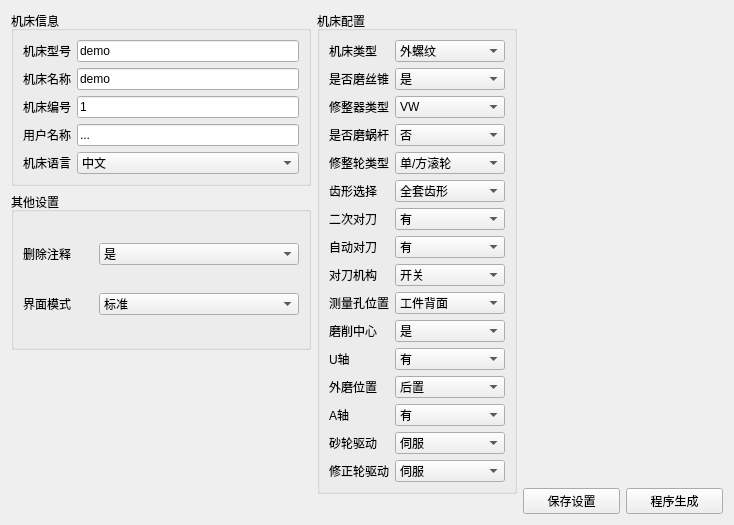
The window that creatorwindow.ui (nie11kun/HorizonJuicerCreator) describes before a commit, drawn with Qt 5.
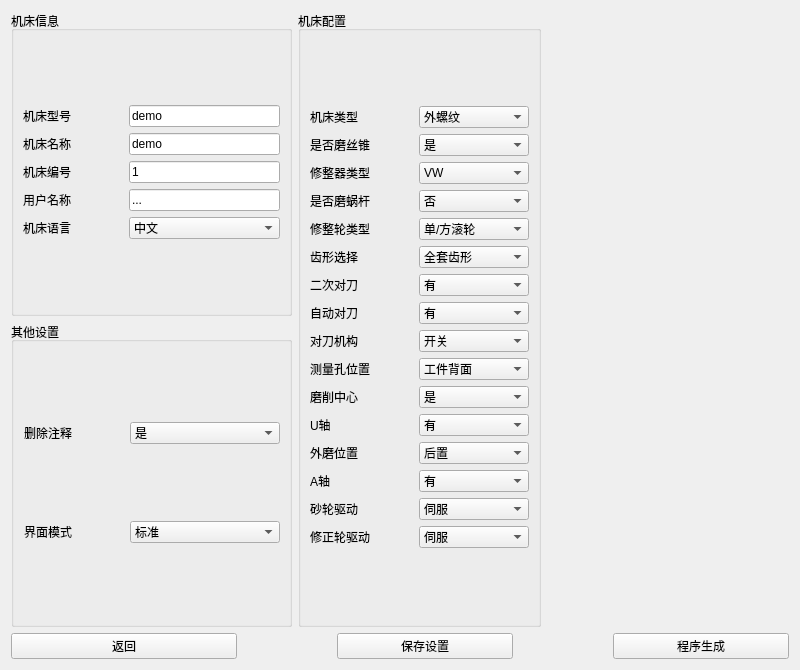
The same window after the commit.

Patch:
```diff
--- a/creatorwindow.ui
+++ b/creatorwindow.ui
@@ -6,19 +6,30 @@
    <rect>
     <x>0</x>
     <y>0</y>
-    <width>881</width>
-    <height>701</height>
+    <width>800</width>
+    <height>670</height>
    </rect>
   </property>
+  <property name="minimumSize">
+   <size>
+    <width>0</width>
+    <height>0</height>
+   </size>
+  </property>
   <property name="windowTitle">
    <string>Form</string>
   </property>
-  <layout class="QHBoxLayout" name="horizontalLayout_2">
+  <property name="styleSheet">
+   <string notr="true"/>
+  </property>
+  <layout class="QVBoxLayout" name="verticalLayout_6">
    <property name="sizeConstraint">
-    <enum>QLayout::SetFixedSize</enum>
+    <enum>QLayout::SetDefaultConstraint</enum>
    </property>
    <item>
-    <layout class="QVBoxLayout" name="verticalLayout_10">
+    <layout class="QHBoxLayout" name="horizontalLayout_2" stretch="1,1,1">
+     <item>
+      <layout class="QVBoxLayout" name="verticalLayout_8">
      <item>
       <widget class="QGroupBox" name="groupBoxMachineInfo">
        <property name="maximumSize">
@@ -35,6 +46,12 @@
          <layout class="QVBoxLayout" name="verticalLayout_2">
           <item>
            <widget class="QLineEdit" name="lineEditMachineName">
+              <property name="minimumSize">
+               <size>
+                <width>150</width>
+                <height>0</height>
+               </size>
+              </property>
             <property name="text">
              <string>demo</string>
             </property>
@@ -81,6 +98,12 @@
          <layout class="QVBoxLayout" name="verticalLayout">
           <item>
            <widget class="QLabel" name="labelMachineName">
+              <property name="minimumSize">
+               <size>
+                <width>100</width>
+                <height>0</height>
+               </size>
+              </property>
             <property name="text">
              <string>机床型号</string>
             </property>
@@ -102,6 +125,12 @@
           </item>
           <item>
            <widget class="QLabel" name="labelCustomInfo">
+              <property name="minimumSize">
+               <size>
+                <width>0</width>
+                <height>0</height>
+               </size>
+              </property>
             <property name="text">
              <string>用户名称</string>
             </property>
@@ -123,7 +152,7 @@
       <widget class="QGroupBox" name="groupBox">
        <property name="minimumSize">
         <size>
-         <width>300</width>
+           <width>0</width>
          <height>0</height>
         </size>
        </property>
@@ -140,8 +169,17 @@
         <property name="sizeConstraint">
          <enum>QLayout::SetDefaultConstraint</enum>
         </property>
+          <property name="leftMargin">
+           <number>10</number>
+          </property>
         <item row="0" column="0">
          <widget class="QLabel" name="labelIfRemoveComments">
+            <property name="minimumSize">
+             <size>
+              <width>100</width>
+              <height>0</height>
+             </size>
+            </property>
           <property name="maximumSize">
            <size>
             <width>70</width>
@@ -155,6 +193,12 @@
         </item>
         <item row="0" column="1">
          <widget class="QComboBox" name="comboBoxIfRemoveComments">
+            <property name="minimumSize">
+             <size>
+              <width>150</width>
+              <height>0</height>
+             </size>
+            </property>
           <item>
            <property name="text">
             <string>是</string>
@@ -191,21 +235,8 @@
        </layout>
       </widget>
      </item>
-     <item>
-      <layout class="QVBoxLayout" name="verticalLayout_6">
-       <item>
-        <widget class="QLabel" name="label_2">
-         <property name="text">
-          <string/>
-         </property>
-        </widget>
-       </item>
       </layout>
      </item>
-    </layout>
-   </item>
-   <item>
-    <layout class="QVBoxLayout" name="verticalLayout_9">
      <item>
       <widget class="QGroupBox" name="groupBox_2">
        <property name="title">
@@ -219,6 +250,12 @@
          <layout class="QVBoxLayout" name="verticalLayout_3">
           <item>
            <widget class="QLabel" name="labelMachineType">
+            <property name="minimumSize">
+             <size>
+              <width>100</width>
+              <height>0</height>
+             </size>
+            </property>
             <property name="text">
              <string>机床类型</string>
             </property>
@@ -598,22 +635,6 @@
       </widget>
      </item>
      <item>
-      <layout class="QVBoxLayout" name="verticalLayout_8">
-       <property name="sizeConstraint">
-        <enum>QLayout::SetDefaultConstraint</enum>
-       </property>
-       <item>
-        <widget class="QLabel" name="label">
-         <property name="text">
-          <string/>
-         </property>
-        </widget>
-       </item>
-      </layout>
-     </item>
-    </layout>
-   </item>
-   <item>
     <layout class="QVBoxLayout" name="verticalLayout_5">
      <item>
       <layout class="QVBoxLayout" name="verticalLayout_7">
@@ -646,8 +667,6 @@
       </layout>
      </item>
      <item>
-      <layout class="QVBoxLayout" name="verticalLayout_11">
-       <item>
         <widget class="QLabel" name="label_3">
          <property name="text">
           <string/>
@@ -656,8 +675,25 @@
        </item>
       </layout>
      </item>
+    </layout>
+   </item>
      <item>
-      <layout class="QHBoxLayout" name="horizontalLayout">
+    <layout class="QHBoxLayout" name="horizontalLayout_3" stretch="1,2">
+     <property name="spacing">
+      <number>100</number>
+     </property>
+     <item>
+      <widget class="QPushButton" name="backButton">
+       <property name="text">
+        <string>返回</string>
+       </property>
+      </widget>
+     </item>
+     <item>
+      <layout class="QHBoxLayout" name="horizontalLayout" stretch="1,1">
+       <property name="sizeConstraint">
+        <enum>QLayout::SetDefaultConstraint</enum>
+       </property>
        <item>
         <widget class="QPushButton" name="saveDataPushButton">
          <property name="text">
```
Lines whose indentation alone changed are shown as unchanged.
